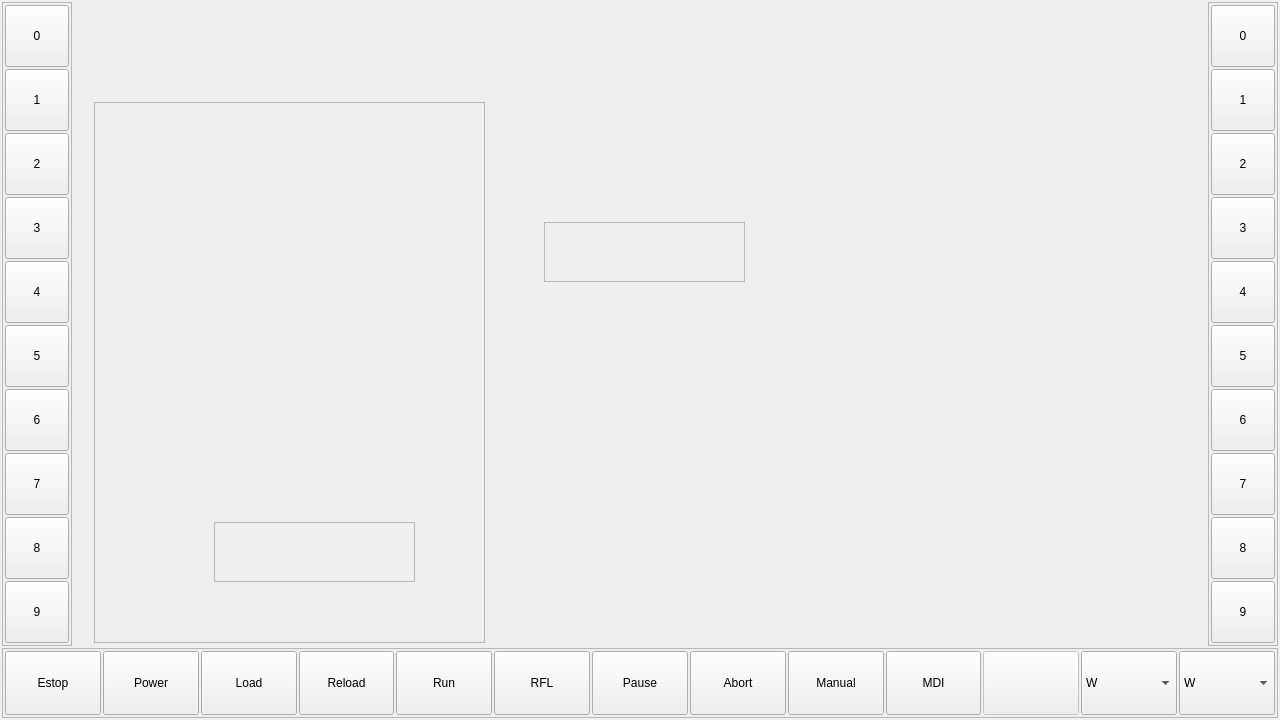
Above: qtgui/qtgui.ui from daiman444/lcnc29_lpt_qtplasma before the change. Below: the same form after it.
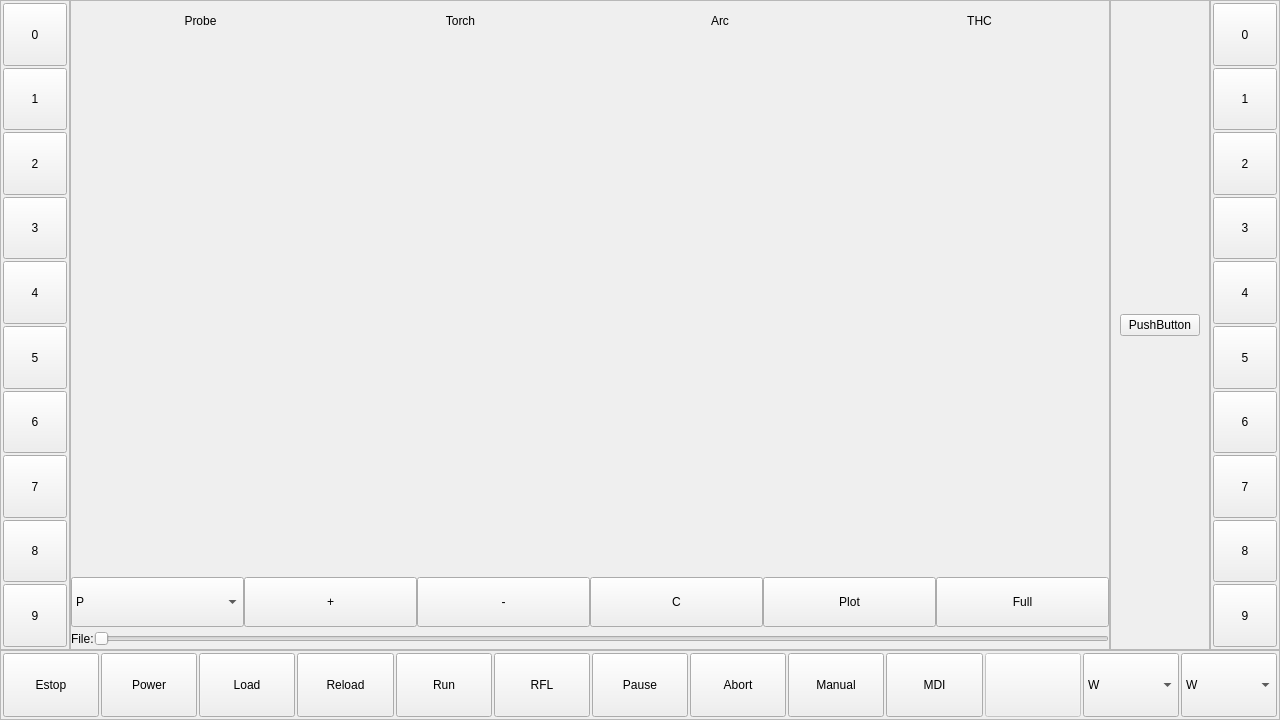
That is the form after the change. Custom widgets are drawn as their Qt base class.

Commit message: added widgets. adeed call for resize width for fr_view

```diff
--- a/qtgui/qtgui.ui
+++ b/qtgui/qtgui.ui
@@ -49,19 +49,19 @@
      <widget class="ScreenOptions" name="screen_options">
       <layout class="QGridLayout" name="gridLayout">
        <property name="leftMargin">
-        <number>2</number>
+        <number>0</number>
        </property>
        <property name="topMargin">
-        <number>2</number>
+        <number>0</number>
        </property>
        <property name="rightMargin">
-        <number>2</number>
+        <number>0</number>
        </property>
        <property name="bottomMargin">
-        <number>2</number>
+        <number>0</number>
        </property>
        <property name="spacing">
-        <number>2</number>
+        <number>0</number>
        </property>
        <item row="1" column="0" colspan="3">
         <widget class="QFrame" name="fr_bottom">
@@ -665,66 +665,338 @@
        <item row="0" column="1">
         <widget class="QStackedWidget" name="stw">
          <widget class="QWidget" name="page">
-          <widget class="QFrame" name="fr_view">
-           <property name="geometry">
-            <rect>
-             <x>20</x>
-             <y>100</y>
-             <width>391</width>
-             <height>541</height>
-            </rect>
+          <layout class="QHBoxLayout" name="horizontalLayout_6">
+           <property name="spacing">
+            <number>0</number>
            </property>
-           <property name="frameShape">
-            <enum>QFrame::StyledPanel</enum>
+           <property name="leftMargin">
+            <number>0</number>
            </property>
-           <property name="frameShadow">
-            <enum>QFrame::Raised</enum>
+           <property name="topMargin">
+            <number>0</number>
            </property>
-           <widget class="QFrame" name="fr_view_buttons">
-            <property name="geometry">
-             <rect>
-              <x>120</x>
-              <y>420</y>
-              <width>201</width>
-              <height>60</height>
-             </rect>
-            </property>
-            <property name="maximumSize">
-             <size>
-              <width>16777215</width>
-              <height>60</height>
-             </size>
-            </property>
-            <property name="frameShape">
-             <enum>QFrame::StyledPanel</enum>
-            </property>
-            <property name="frameShadow">
-             <enum>QFrame::Raised</enum>
-            </property>
-           </widget>
-          </widget>
-          <widget class="QFrame" name="fr_view_signals">
-           <property name="geometry">
-            <rect>
-             <x>470</x>
-             <y>220</y>
-             <width>201</width>
-             <height>60</height>
-            </rect>
+           <property name="rightMargin">
+            <number>0</number>
            </property>
-           <property name="maximumSize">
-            <size>
-             <width>16777215</width>
-             <height>60</height>
-            </size>
+           <property name="bottomMargin">
+            <number>0</number>
            </property>
-           <property name="frameShape">
-            <enum>QFrame::StyledPanel</enum>
-           </property>
-           <property name="frameShadow">
-            <enum>QFrame::Raised</enum>
-           </property>
-          </widget>
+           <item>
+            <widget class="QFrame" name="fr_view">
+             <property name="minimumSize">
+              <size>
+               <width>500</width>
+               <height>0</height>
+              </size>
+             </property>
+             <property name="frameShape">
+              <enum>QFrame::StyledPanel</enum>
+             </property>
+             <property name="frameShadow">
+              <enum>QFrame::Raised</enum>
+             </property>
+             <layout class="QVBoxLayout" name="verticalLayout_2">
+              <property name="spacing">
+               <number>2</number>
+              </property>
+              <property name="leftMargin">
+               <number>0</number>
+              </property>
+              <property name="topMargin">
+               <number>0</number>
+              </property>
+              <property name="rightMargin">
+               <number>0</number>
+              </property>
+              <property name="bottomMargin">
+               <number>0</number>
+              </property>
+              <item>
+               <widget class="QFrame" name="fr_view_signals">
+                <property name="sizePolicy">
+                 <sizepolicy hsizetype="Expanding" vsizetype="Expanding">
+                  <horstretch>0</horstretch>
+                  <verstretch>0</verstretch>
+                 </sizepolicy>
+                </property>
+                <property name="maximumSize">
+                 <size>
+                  <width>16777215</width>
+                  <height>40</height>
+                 </size>
+                </property>
+                <property name="frameShape">
+                 <enum>QFrame::NoFrame</enum>
+                </property>
+                <property name="frameShadow">
+                 <enum>QFrame::Raised</enum>
+                </property>
+                <layout class="QHBoxLayout" name="horizontalLayout_4">
+                 <property name="spacing">
+                  <number>5</number>
+                 </property>
+                 <property name="leftMargin">
+                  <number>2</number>
+                 </property>
+                 <property name="topMargin">
+                  <number>2</number>
+                 </property>
+                 <property name="rightMargin">
+                  <number>2</number>
+                 </property>
+                 <property name="bottomMargin">
+                  <number>2</number>
+                 </property>
+                 <item>
+                  <widget class="QLabel" name="lbl_signal_0">
+                   <property name="text">
+                    <string>Probe</string>
+                   </property>
+                   <property name="alignment">
+                    <set>Qt::AlignCenter</set>
+                   </property>
+                  </widget>
+                 </item>
+                 <item>
+                  <widget class="QLabel" name="lbl_signal_1">
+                   <property name="text">
+                    <string>Torch</string>
+                   </property>
+                   <property name="alignment">
+                    <set>Qt::AlignCenter</set>
+                   </property>
+                  </widget>
+                 </item>
+                 <item>
+                  <widget class="QLabel" name="lbl_signal_2">
+                   <property name="text">
+                    <string>Arc</string>
+                   </property>
+                   <property name="alignment">
+                    <set>Qt::AlignCenter</set>
+                   </property>
+                  </widget>
+                 </item>
+                 <item>
+                  <widget class="QLabel" name="lbl_signal_3">
+                   <property name="text">
+                    <string>THC</string>
+                   </property>
+                   <property name="alignment">
+                    <set>Qt::AlignCenter</set>
+                   </property>
+                  </widget>
+                 </item>
+                </layout>
+               </widget>
+              </item>
+              <item>
+               <widget class="GCodeGraphics" name="gcodegraphics"/>
+              </item>
+              <item>
+               <widget class="QFrame" name="fr_view_buttons">
+                <property name="maximumSize">
+                 <size>
+                  <width>16777215</width>
+                  <height>50</height>
+                 </size>
+                </property>
+                <property name="frameShape">
+                 <enum>QFrame::NoFrame</enum>
+                </property>
+                <property name="frameShadow">
+                 <enum>QFrame::Raised</enum>
+                </property>
+                <layout class="QHBoxLayout" name="horizontalLayout_3">
+                 <property name="spacing">
+                  <number>0</number>
+                 </property>
+                 <property name="leftMargin">
+                  <number>0</number>
+                 </property>
+                 <property name="topMargin">
+                  <number>0</number>
+                 </property>
+                 <property name="rightMargin">
+                  <number>0</number>
+                 </property>
+                 <property name="bottomMargin">
+                  <number>0</number>
+                 </property>
+                 <item>
+                  <widget class="QComboBox" name="cb_view_select">
+                   <property name="sizePolicy">
+                    <sizepolicy hsizetype="Expanding" vsizetype="Expanding">
+                     <horstretch>0</horstretch>
+                     <verstretch>0</verstretch>
+                    </sizepolicy>
+                   </property>
+                   <item>
+                    <property name="text">
+                     <string>P</string>
+                    </property>
+                   </item>
+                   <item>
+                    <property name="text">
+                     <string>X</string>
+                    </property>
+                   </item>
+                   <item>
+                    <property name="text">
+                     <string>Y</string>
+                    </property>
+                   </item>
+                   <item>
+                    <property name="text">
+                     <string>Z</string>
+                    </property>
+                   </item>
+                  </widget>
+                 </item>
+                 <item>
+                  <widget class="QPushButton" name="pb_view_0">
+                   <property name="sizePolicy">
+                    <sizepolicy hsizetype="Expanding" vsizetype="Expanding">
+                     <horstretch>0</horstretch>
+                     <verstretch>0</verstretch>
+                    </sizepolicy>
+                   </property>
+                   <property name="text">
+                    <string>+</string>
+                   </property>
+                  </widget>
+                 </item>
+                 <item>
+                  <widget class="QPushButton" name="pb_view_1">
+                   <property name="sizePolicy">
+                    <sizepolicy hsizetype="Expanding" vsizetype="Expanding">
+                     <horstretch>0</horstretch>
+                     <verstretch>0</verstretch>
+                    </sizepolicy>
+                   </property>
+                   <property name="text">
+                    <string>-</string>
+                   </property>
+                  </widget>
+                 </item>
+                 <item>
+                  <widget class="QPushButton" name="pb_view_2">
+                   <property name="sizePolicy">
+                    <sizepolicy hsizetype="Expanding" vsizetype="Expanding">
+                     <horstretch>0</horstretch>
+                     <verstretch>0</verstretch>
+                    </sizepolicy>
+                   </property>
+                   <property name="text">
+                    <string>C</string>
+                   </property>
+                  </widget>
+                 </item>
+                 <item>
+                  <widget class="QPushButton" name="pb_view_3">
+                   <property name="sizePolicy">
+                    <sizepolicy hsizetype="Expanding" vsizetype="Expanding">
+                     <horstretch>0</horstretch>
+                     <verstretch>0</verstretch>
+                    </sizepolicy>
+                   </property>
+                   <property name="text">
+                    <string>Plot</string>
+                   </property>
+                  </widget>
+                 </item>
+                 <item>
+                  <widget class="QPushButton" name="pb_view_4">
+                   <property name="sizePolicy">
+                    <sizepolicy hsizetype="Expanding" vsizetype="Expanding">
+                     <horstretch>0</horstretch>
+                     <verstretch>0</verstretch>
+                    </sizepolicy>
+                   </property>
+                   <property name="text">
+                    <string>Full</string>
+                   </property>
+                  </widget>
+                 </item>
+                </layout>
+               </widget>
+              </item>
+              <item>
+               <widget class="QFrame" name="frame">
+                <property name="minimumSize">
+                 <size>
+                  <width>0</width>
+                  <height>15</height>
+                 </size>
+                </property>
+                <property name="maximumSize">
+                 <size>
+                  <width>16777215</width>
+                  <height>20</height>
+                 </size>
+                </property>
+                <property name="frameShape">
+                 <enum>QFrame::NoFrame</enum>
+                </property>
+                <property name="frameShadow">
+                 <enum>QFrame::Raised</enum>
+                </property>
+                <layout class="QHBoxLayout" name="horizontalLayout_5">
+                 <property name="spacing">
+                  <number>0</number>
+                 </property>
+                 <property name="leftMargin">
+                  <number>0</number>
+                 </property>
+                 <property name="topMargin">
+                  <number>0</number>
+                 </property>
+                 <property name="rightMargin">
+                  <number>0</number>
+                 </property>
+                 <property name="bottomMargin">
+                  <number>0</number>
+                 </property>
+                 <item>
+                  <widget class="QLabel" name="label">
+                   <property name="text">
+                    <string>File:</string>
+                   </property>
+                  </widget>
+                 </item>
+                 <item>
+                  <widget class="QSlider" name="horizontalSlider">
+                   <property name="orientation">
+                    <enum>Qt::Horizontal</enum>
+                   </property>
+                  </widget>
+                 </item>
+                </layout>
+               </widget>
+              </item>
+             </layout>
+            </widget>
+           </item>
+           <item>
+            <widget class="QFrame" name="frame_2">
+             <property name="frameShape">
+              <enum>QFrame::StyledPanel</enum>
+             </property>
+             <property name="frameShadow">
+              <enum>QFrame::Raised</enum>
+             </property>
+             <layout class="QGridLayout" name="gridLayout_3">
+              <item row="0" column="0">
+               <widget class="QPushButton" name="pushButton">
+                <property name="text">
+                 <string>PushButton</string>
+                </property>
+               </widget>
+              </item>
+             </layout>
+            </widget>
+           </item>
+          </layout>
          </widget>
          <widget class="QWidget" name="page_2"/>
         </widget>
@@ -736,6 +1008,12 @@
   </widget>
  </widget>
  <customwidgets>
+  <customwidget>
+   <class>GCodeGraphics</class>
+   <extends>QWidget</extends>
+   <header>qtvcp.widgets.gcode_graphics</header>
+   <container>1</container>
+  </customwidget>
   <customwidget>
    <class>ScreenOptions</class>
    <extends>QWidget</extends>
```
Left out of the diff: 347 changed lines with no effect on the pictures. The commit also changes 1 other file.
